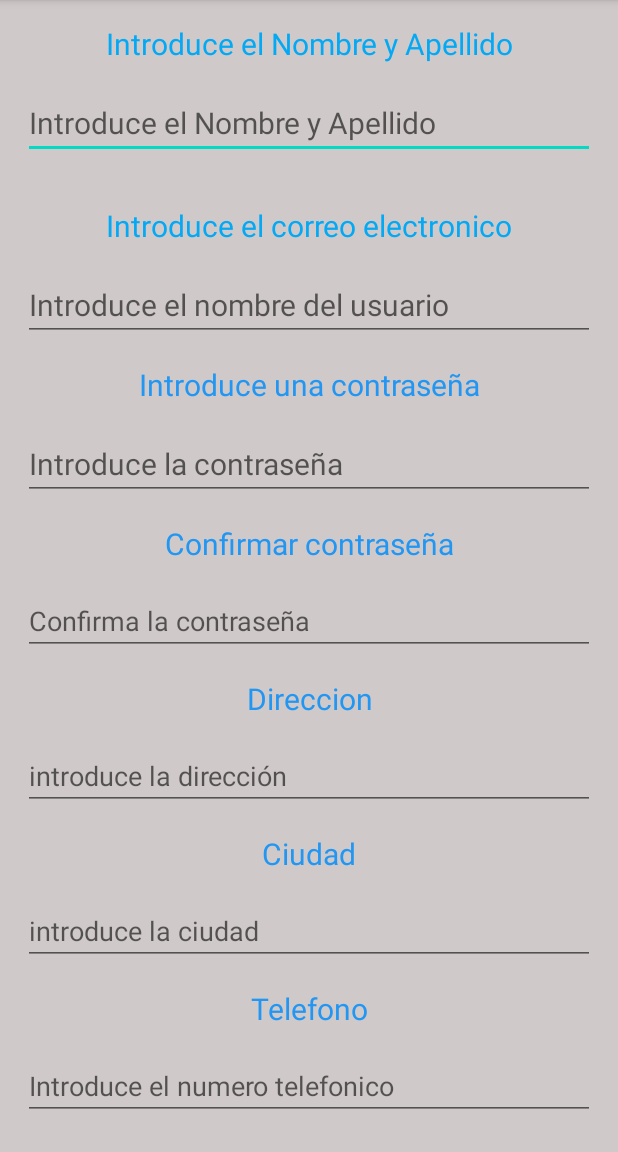
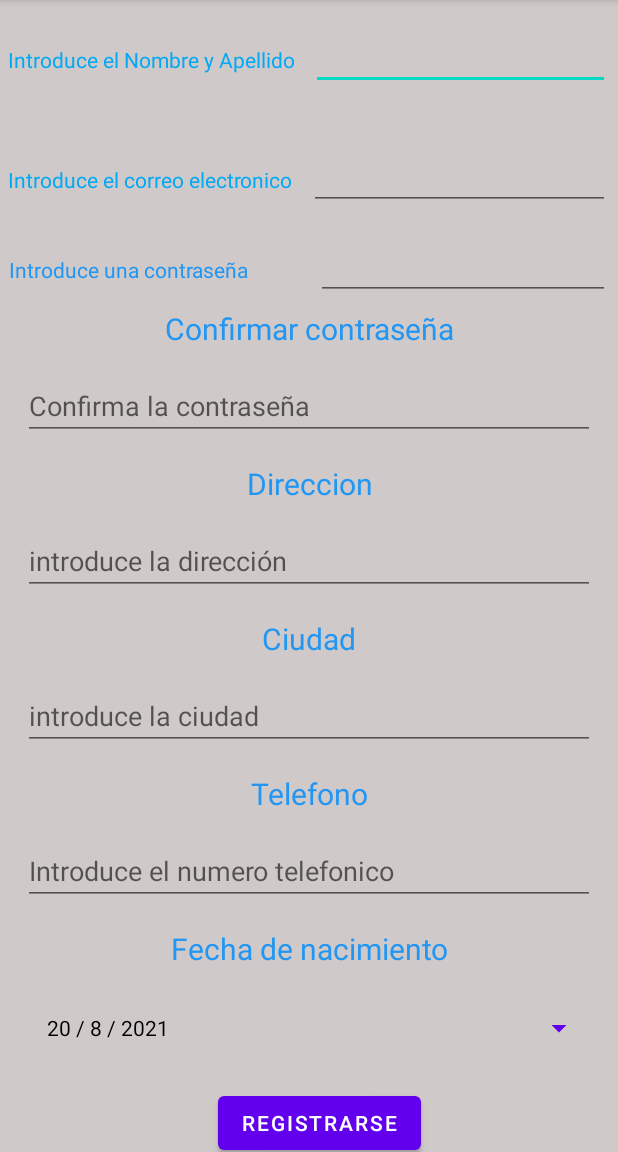
Before and after one commit to juanca172/ProyectoSalesInstantantly, an Android app: the RegistroActivityView screen opened directly, with no data from a screen before it, on a phone screen of 412 x 824 dp, the part 84-1236 px from its top. Run offline under Robolectric (Android 15) with nearby library versions, the phone set to English and light mode, and no system bars; our stand-ins replace Firebase (no records; nobody signed in at launch, a user with empty details on screens opened directly).

Commit message:
Cambio que se va a borrar

```diff
--- a/app/src/main/res/layout/activity_registro_view.xml
+++ b/app/src/main/res/layout/activity_registro_view.xml
@@ -15,84 +15,104 @@
         android:background="#CFC9C9"
         android:orientation="vertical">
 
+            <LinearLayout
+                android:layout_width="match_parent"
+                android:layout_height="wrap_content"
+                android:orientation="horizontal">
+
                 <TextView
                     android:id="@+id/textView17"
-            android:layout_width="match_parent"
+                    android:layout_width="wrap_content"
                     android:layout_height="wrap_content"
-            android:layout_margin="15dp"
-            android:gravity="center"
+                    android:layout_marginBottom="20dp"
+                    android:layout_marginTop="20dp"
+                    android:layout_marginLeft="5dp"
+                    android:layout_marginRight="5dp"
                     android:text="@string/txvIntroduceElNombreyApellido"
                     android:textColor="#03A9F4"
-            android:textSize="20sp" />
+                    android:textSize="14dp" />
 
                 <EditText
 
                     android:id="@+id/editTextNombreyApellido"
                     android:layout_width="match_parent"
                     android:layout_height="wrap_content"
-            android:layout_marginStart="15dp"
-            android:layout_marginLeft="15dp"
-            android:layout_marginEnd="15dp"
-            android:layout_marginRight="15dp"
-            android:layout_marginBottom="15dp"
+                    android:layout_marginLeft="5dp"
+                    android:layout_marginTop="20dp"
+                    android:layout_marginRight="5dp"
+                    android:layout_marginBottom="20dp"
                     android:ems="10"
-            android:hint="@string/txvIntroduceElNombreyApellido"
                     android:inputType="textPersonName"
-            android:textSize="20sp" />
+                    android:textSize="14dp" />
+            </LinearLayout>
 
+
+
+       <LinearLayout
+           android:layout_width="match_parent"
+           android:layout_height="wrap_content"
+           android:orientation="horizontal">
            <TextView
                android:id="@+id/textView2"
-            android:layout_width="match_parent"
+               android:layout_width="wrap_content"
                android:layout_height="wrap_content"
-            android:layout_margin="15dp"
-            android:gravity="center"
+               android:layout_marginBottom="20dp"
+               android:layout_marginTop="20dp"
+               android:layout_marginLeft="5dp"
+               android:layout_marginRight="5dp"
                android:text="@string/txvIntroduceElCorreo"
                android:textColor="#03A9F4"
-            android:textSize="20sp" />
+               android:textSize="14dp" />
 
            <EditText
 
                android:id="@+id/editTextCorreoElectronico"
                android:layout_width="match_parent"
                android:layout_height="wrap_content"
-            android:layout_marginStart="15dp"
-            android:layout_marginLeft="15dp"
-            android:layout_marginEnd="15dp"
-            android:layout_marginRight="15dp"
-            android:layout_marginBottom="15dp"
+               android:layout_marginLeft="5dp"
+               android:layout_marginTop="20dp"
+               android:layout_marginRight="5dp"
+               android:layout_marginBottom="20dp"
                android:ems="10"
-            android:hint="@string/txeIntroducirNombre"
                android:inputType="textPersonName"
-            android:textSize="20sp" />
+               android:textSize="14dp" />
+       </LinearLayout>
+
+
+        <LinearLayout
+            android:layout_width="match_parent"
+            android:layout_height="wrap_content"
+            android:orientation="horizontal">
 
             <TextView
                 android:id="@+id/textView3"
-            android:layout_width="match_parent"
+                android:layout_width="wrap_content"
                 android:layout_height="wrap_content"
-            android:layout_marginStart="15dp"
-            android:layout_marginLeft="15dp"
-            android:layout_marginEnd="15dp"
-            android:layout_marginRight="15dp"
+                android:layout_marginStart="5dp"
+                android:layout_marginLeft="5dp"
+                android:layout_marginEnd="5dp"
+                android:layout_marginRight="5dp"
                 android:layout_marginBottom="15dp"
                 android:gravity="center"
                 android:text="@string/txvIntroduceLaContraseña"
                 android:textColor="#2196F3"
-            android:textSize="20sp" />
+                android:textSize="14dp" />
 
             <EditText
                 android:id="@+id/editTextContraseña"
                 android:layout_width="match_parent"
                 android:layout_height="wrap_content"
-            android:layout_marginStart="15dp"
-            android:layout_marginLeft="15dp"
-            android:layout_marginEnd="15dp"
-            android:layout_marginRight="15dp"
-            android:layout_marginBottom="15dp"
+                android:layout_marginStart="40dp"
+                android:layout_marginLeft="40dp"
+                android:layout_marginEnd="5dp"
+                android:layout_marginRight="5dp"
+                android:layout_marginBottom="5dp"
                 android:ems="10"
                 android:gravity="start|top"
-            android:hint="@string/txeIntroducirContraseña"
                 android:inputType="textMultiLine"
-            android:textSize="20sp" />
+                android:textSize="14dp" />
+        </LinearLayout>
+
 
         <TextView
             android:id="@+id/textView4"
```
Lines whose indentation alone changed are shown as unchanged.
